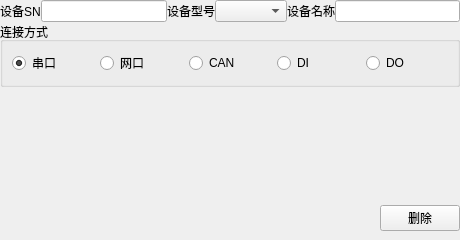
Qt form SanYi_Cfg/devicecfg.ui (liulingjun886/EmbeddedService) before a commit.
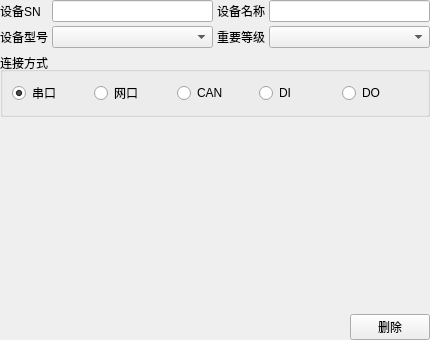
The same form after that commit.

Diff of the .ui file:
```diff
--- a/SanYi_Cfg/devicecfg.ui
+++ b/SanYi_Cfg/devicecfg.ui
@@ -6,8 +6,8 @@
    <rect>
     <x>0</x>
     <y>0</y>
-    <width>460</width>
-    <height>240</height>
+    <width>430</width>
+    <height>340</height>
    </rect>
   </property>
   <property name="windowTitle">
@@ -15,7 +15,7 @@
   </property>
   <layout class="QVBoxLayout" name="verticalLayout">
    <property name="spacing">
-    <number>0</number>
+    <number>4</number>
    </property>
    <property name="leftMargin">
     <number>0</number>
@@ -27,40 +27,53 @@
     <number>0</number>
    </property>
    <property name="bottomMargin">
-    <number>9</number>
+    <number>0</number>
    </property>
    <item>
-    <layout class="QHBoxLayout" name="horizontalLayout">
-     <item>
+    <layout class="QGridLayout" name="gridLayout" columnstretch="0,1,0,0,1" columnminimumwidth="0,0,0,0,0">
+     <property name="sizeConstraint">
+      <enum>QLayout::SetDefaultConstraint</enum>
+     </property>
+     <item row="0" column="0">
       <widget class="QLabel" name="label">
        <property name="text">
         <string>设备SN</string>
        </property>
       </widget>
      </item>
-     <item>
+     <item row="0" column="1" colspan="2">
       <widget class="QLineEdit" name="le_sn"/>
      </item>
-     <item>
-      <widget class="QLabel" name="label_2">
-       <property name="text">
-        <string>设备型号</string>
-       </property>
-      </widget>
-     </item>
-     <item>
-      <widget class="QComboBox" name="combo_model"/>
-     </item>
-     <item>
+     <item row="0" column="3">
       <widget class="QLabel" name="label_3">
        <property name="text">
         <string>设备名称</string>
        </property>
       </widget>
      </item>
-     <item>
+     <item row="0" column="4">
       <widget class="QLineEdit" name="le_name"/>
      </item>
+     <item row="1" column="3">
+      <widget class="QLabel" name="label_4">
+       <property name="text">
+        <string>重要等级</string>
+       </property>
+      </widget>
+     </item>
+     <item row="1" column="4">
+      <widget class="QComboBox" name="combo_model_nice"/>
+     </item>
+     <item row="1" column="0">
+      <widget class="QLabel" name="label_2">
+       <property name="text">
+        <string>设备型号</string>
+       </property>
+      </widget>
+     </item>
+     <item row="1" column="1" colspan="2">
+      <widget class="QComboBox" name="combo_model"/>
+     </item>
     </layout>
    </item>
    <item>
@@ -68,7 +81,13 @@
      <property name="title">
       <string>连接方式</string>
      </property>
+     <property name="alignment">
+      <set>Qt::AlignLeading|Qt::AlignLeft|Qt::AlignVCenter</set>
+     </property>
      <layout class="QHBoxLayout" name="horizontalLayout_2">
+      <property name="sizeConstraint">
+       <enum>QLayout::SetDefaultConstraint</enum>
+      </property>
       <item>
        <widget class="QRadioButton" name="radioButton">
         <property name="text">
@@ -111,7 +130,11 @@
     </widget>
    </item>
    <item>
-    <widget class="QStackedWidget" name="stackedWidget"/>
+    <widget class="QStackedWidget" name="stackedWidget">
+     <property name="enabled">
+      <bool>true</bool>
+     </property>
+    </widget>
    </item>
    <item>
     <layout class="QHBoxLayout" name="horizontalLayout_3">
```
